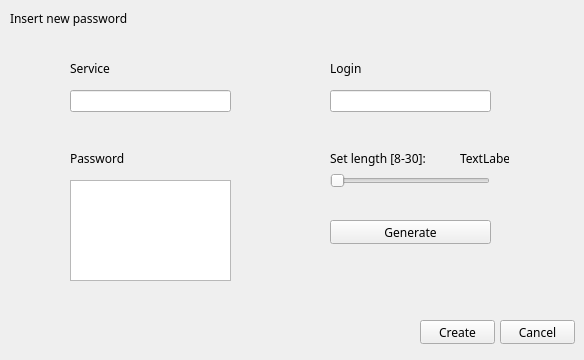
Qt form newinstancedialog.ui (pkuszn/PasswordManagerQT) before a commit.
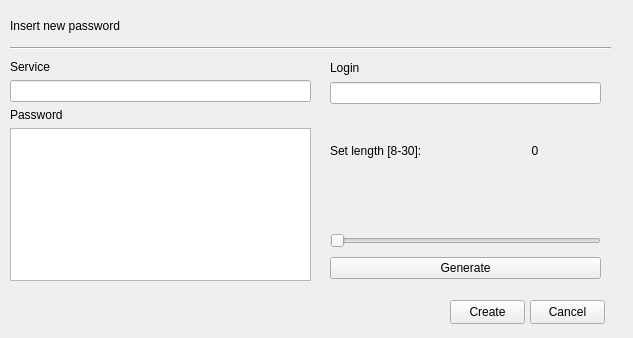
The same form after that commit.

```diff
--- a/newinstancedialog.ui
+++ b/newinstancedialog.ui
@@ -6,43 +6,21 @@
    <rect>
     <x>0</x>
     <y>0</y>
-    <width>584</width>
-    <height>360</height>
+    <width>633</width>
+    <height>338</height>
    </rect>
   </property>
   <property name="font">
-   <font>
-    <family>Fira Code Medium</family>
-   </font>
+   <font/>
   </property>
   <property name="windowTitle">
    <string>Form</string>
   </property>
-  <widget class="QLineEdit" name="lineEdit">
-   <property name="geometry">
-    <rect>
-     <x>70</x>
-     <y>90</y>
-     <width>161</width>
-     <height>22</height>
-    </rect>
-   </property>
-  </widget>
-  <widget class="QLineEdit" name="lineEdit_2">
-   <property name="geometry">
-    <rect>
-     <x>330</x>
-     <y>90</y>
-     <width>161</width>
-     <height>22</height>
-    </rect>
-   </property>
-  </widget>
   <widget class="QPushButton" name="pushButton">
    <property name="geometry">
     <rect>
-     <x>420</x>
-     <y>320</y>
+     <x>450</x>
+     <y>300</y>
      <width>75</width>
      <height>24</height>
     </rect>
@@ -54,8 +32,8 @@
   <widget class="QPushButton" name="pushButton_2">
    <property name="geometry">
     <rect>
-     <x>500</x>
-     <y>320</y>
+     <x>530</x>
+     <y>300</y>
      <width>75</width>
      <height>24</height>
     </rect>
@@ -64,126 +42,153 @@
     <string>Cancel</string>
    </property>
   </widget>
-  <widget class="QPushButton" name="pushButton_3">
-   <property name="geometry">
-    <rect>
-     <x>330</x>
-     <y>220</y>
-     <width>161</width>
-     <height>24</height>
-    </rect>
-   </property>
-   <property name="text">
-    <string>Generate</string>
-   </property>
-  </widget>
-  <widget class="QLabel" name="label">
-   <property name="geometry">
-    <rect>
-     <x>70</x>
-     <y>150</y>
-     <width>81</width>
-     <height>16</height>
-    </rect>
-   </property>
-   <property name="text">
-    <string>Password</string>
-   </property>
-  </widget>
-  <widget class="QLabel" name="label_3">
-   <property name="geometry">
-    <rect>
-     <x>70</x>
-     <y>60</y>
-     <width>81</width>
-     <height>16</height>
-    </rect>
-   </property>
-   <property name="text">
-    <string>Service</string>
-   </property>
-  </widget>
-  <widget class="QLabel" name="label_4">
-   <property name="geometry">
-    <rect>
-     <x>330</x>
-     <y>60</y>
-     <width>81</width>
-     <height>16</height>
-    </rect>
-   </property>
-   <property name="text">
-    <string>Login</string>
-   </property>
-  </widget>
   <widget class="QLabel" name="label_5">
    <property name="geometry">
     <rect>
      <x>10</x>
      <y>10</y>
-     <width>191</width>
-     <height>16</height>
+     <width>351</width>
+     <height>31</height>
     </rect>
    </property>
    <property name="text">
     <string>Insert new password</string>
    </property>
   </widget>
-  <widget class="QTextEdit" name="textEdit">
+  <widget class="QWidget" name="verticalLayoutWidget">
    <property name="geometry">
     <rect>
-     <x>70</x>
-     <y>180</y>
-     <width>161</width>
-     <height>101</height>
+     <x>10</x>
+     <y>60</y>
+     <width>301</width>
+     <height>221</height>
     </rect>
    </property>
+   <layout class="QVBoxLayout" name="verticalLayout">
+    <item>
+     <widget class="QLabel" name="label_3">
+      <property name="text">
+       <string>Service</string>
+      </property>
+     </widget>
+    </item>
+    <item>
+     <widget class="QLineEdit" name="lineEdit"/>
+    </item>
+    <item>
+     <widget class="QLabel" name="label">
+      <property name="text">
+       <string>Password</string>
+      </property>
+     </widget>
+    </item>
+    <item>
+     <widget class="QTextEdit" name="textEdit"/>
+    </item>
+   </layout>
   </widget>
-  <widget class="QSlider" name="horizontalSlider">
+  <widget class="QWidget" name="verticalLayoutWidget_2">
    <property name="geometry">
     <rect>
      <x>330</x>
-     <y>170</y>
-     <width>160</width>
-     <height>22</height>
+     <y>60</y>
+     <width>271</width>
+     <height>44</height>
     </rect>
    </property>
-   <property name="minimum">
-    <number>8</number>
+   <layout class="QVBoxLayout" name="verticalLayout_2">
+    <item>
+     <widget class="QLabel" name="label_4">
+      <property name="text">
+       <string>Login</string>
+      </property>
+     </widget>
+    </item>
+    <item>
+     <widget class="QLineEdit" name="lineEdit_2"/>
+    </item>
+   </layout>
+  </widget>
+  <widget class="QWidget" name="verticalLayoutWidget_3">
+   <property name="geometry">
+    <rect>
+     <x>330</x>
+     <y>190</y>
+     <width>271</width>
+     <height>92</height>
+    </rect>
    </property>
-   <property name="maximum">
-    <number>30</number>
+   <layout class="QVBoxLayout" name="verticalLayout_3">
+    <property name="topMargin">
+     <number>40</number>
+    </property>
+    <item>
+     <widget class="QSlider" name="horizontalSlider">
+      <property name="minimum">
+       <number>8</number>
+      </property>
+      <property name="maximum">
+       <number>30</number>
+      </property>
+      <property name="orientation">
+       <enum>Qt::Horizontal</enum>
+      </property>
+     </widget>
+    </item>
+    <item>
+     <widget class="QPushButton" name="pushButton_3">
+      <property name="autoFillBackground">
+       <bool>false</bool>
+      </property>
+      <property name="text">
+       <string>Generate</string>
+      </property>
+     </widget>
+    </item>
+   </layout>
+  </widget>
+  <widget class="QWidget" name="horizontalLayoutWidget">
+   <property name="geometry">
+    <rect>
+     <x>330</x>
+     <y>130</y>
+     <width>271</width>
+     <height>41</height>
+    </rect>
+   </property>
+   <layout class="QHBoxLayout" name="horizontalLayout_2">
+    <item>
+     <widget class="QLabel" name="label_2">
+      <property name="text">
+       <string>Set length [8-30]:</string>
+      </property>
+     </widget>
+    </item>
+    <item>
+     <widget class="QLabel" name="label_6">
+      <property name="text">
+       <string>0</string>
+      </property>
+      <property name="alignment">
+       <set>Qt::AlignCenter</set>
+      </property>
+     </widget>
+    </item>
+   </layout>
+  </widget>
+  <widget class="Line" name="line">
+   <property name="geometry">
+    <rect>
+     <x>10</x>
+     <y>40</y>
+     <width>601</width>
+     <height>16</height>
+    </rect>
    </property>
    <property name="orientation">
     <enum>Qt::Horizontal</enum>
    </property>
   </widget>
-  <widget class="QLabel" name="label_2">
-   <property name="geometry">
-    <rect>
-     <x>330</x>
-     <y>150</y>
-     <width>131</width>
-     <height>16</height>
-    </rect>
-   </property>
-   <property name="text">
-    <string>Set length [8-30]:</string>
-   </property>
-  </widget>
-  <widget class="QLabel" name="label_6">
-   <property name="geometry">
-    <rect>
-     <x>460</x>
-     <y>150</y>
-     <width>49</width>
-     <height>16</height>
-    </rect>
-   </property>
-   <property name="text">
-    <string>TextLabel</string>
-   </property>
-  </widget>
  </widget>
  <resources/>
  <connections/>
```
